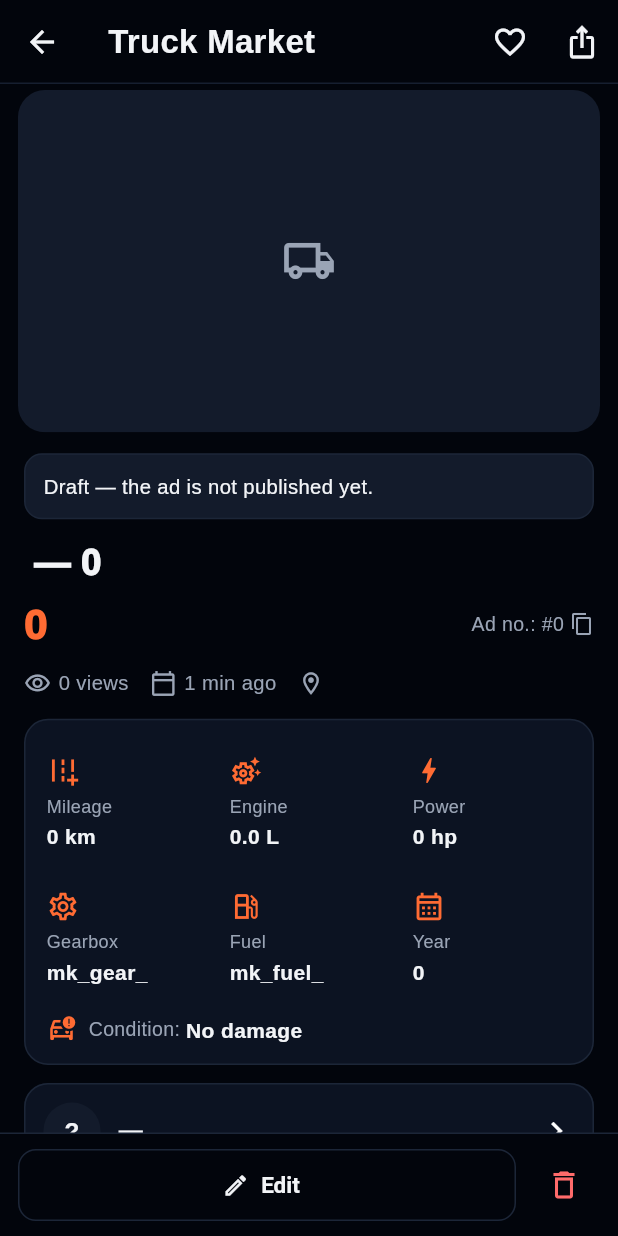
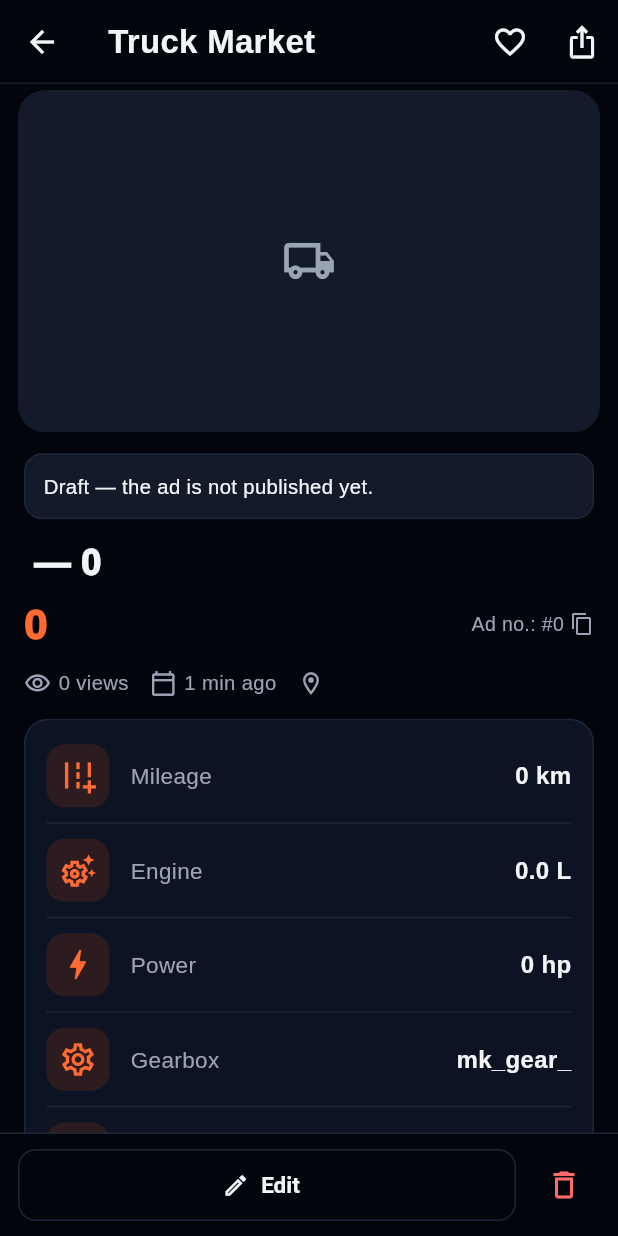
Before and after one commit to xalid9111/freightlink-test, a Flutter app: the MarketDetailScreen screen opened directly with empty values, on a phone screen of 412 x 824 dp. Run offline on Flutter 3.47's test engine with Material 3 defaults, Android fonts, the phone set to English and light mode, and no system bars; our stand-ins replace audioplayers, equatable, file_picker, flutter_dotenv, flutter_map, flutter_riverpod and 8 more; missing offline and left inert: dart:js_interop, record; accounts and stored records are empty; network calls fail; project files that could hold a hidden picture were left out.

Commit message:
TIR Bazarı ad page: specs one under the other with big icons
Every spec on its own line (icon in a tinted square, label, value on
the right), only what the seller gave; two lists side by side on a
computer.

Co-Authored-By: Claude Opus 5.5 <noreply@anthropic.com>
Claude-Session: https://claude.ai/code/session_01TwoedHDaZ4iZm6AS71Mrpj

```diff
--- a/lib/features/market/presentation/market_detail_screen.dart
+++ b/lib/features/market/presentation/market_detail_screen.dart
@@ -672,82 +672,73 @@ class _Specs extends StatelessWidget {
 
   @override
   Widget build(BuildContext context) {
-    final items = <(IconData, String, String)>[
-      (Icons.add_road, s.t('mk_mileage_short'), marketKm(l.mileageKm)),
-      (Icons.settings_suggest_outlined, s.t('mk_engine_short'), l.engineL == null ? '—' : '${l.engineL} L'),
-      (Icons.bolt, s.t('mk_power_short'), l.powerHp == null ? '—' : '${l.powerHp} ${s.t('mk_hp')}'),
-      (Icons.settings_outlined, s.t('mk_gearbox_short'), l.gearbox == null ? '—' : s.t('mk_gear_${l.gearbox}')),
-      (Icons.local_gas_station_outlined, s.t('mk_fuel_short'), l.fuel == null ? '—' : s.t('mk_fuel_${l.fuel}')),
-      (Icons.calendar_month_outlined, s.t('mk_year'), l.year?.toString() ?? '—'),
-    ];
+    String? v(String x) => x == '—' ? null : x;
+    // One under the other with big icons (owner, 25.10.2026); only what the
+    // seller gave. Status only when on order — in stock is the usual case.
+    final items = <(String, IconData, String, String?)>[
+      ('mileage', Icons.add_road, s.t('mk_mileage_short'), v(marketKm(l.mileageKm))),
+      ('engine', Icons.settings_suggest_outlined, s.t('mk_engine_short'), l.engineL == null ? null : '${l.engineL} L'),
+      ('power', Icons.bolt, s.t('mk_power_short'), l.powerHp == null ? null : '${l.powerHp} ${s.t('mk_hp')}'),
+      ('gearbox', Icons.settings_outlined, s.t('mk_gearbox_short'), l.gearbox == null ? null : s.t('mk_gear_${l.gearbox}')),
+      ('fuel', Icons.local_gas_station_outlined, s.t('mk_fuel_short'), l.fuel == null ? null : s.t('mk_fuel_${l.fuel}')),
+      ('year', Icons.calendar_month_outlined, s.t('mk_year'), l.year?.toString()),
+      // Body type only when the seller chose one (0064).
+      if (l.bodyType != null) ('body', Icons.local_shipping_outlined, s.t('mk_body_type'), s.t('mk_body_${l.bodyType}')),
+      // 0065.
+      if (l.onOrder) ('on-order', Icons.schedule_outlined, s.t('mk_availability'), s.t('mk_avail_on_order')),
+      if (l.axleFormula != null) ('axle', Icons.tire_repair_outlined, s.t('mk_axle_formula'), l.axleFormula),
+      if (l.equipment.isNotEmpty)
+        ('equipment', Icons.build_outlined, s.t('mk_equipment'), l.equipment.map((e) => s.t('mk_eq_$e')).join(', ')),
+      if (l.damaged != null)
+        ('damage', Icons.car_crash_outlined, s.t('mk_condition'), s.t(l.damaged! ? 'mk_damage_yes' : 'mk_damage_no')),
+    ].where((e) => e.$4 != null).toList();
+    if (items.isEmpty) return const SizedBox.shrink();
+    final rows = [for (final (key, icon, label, value) in items) _row(key, icon, label, value!)];
+    // A computer has room for two lists side by side.
+    final twoLists = columns > 3 && rows.length > 3;
+    Widget list(List<Widget> r) => Column(mainAxisSize: MainAxisSize.min, children: [
+          for (var i = 0; i < r.length; i++) ...[
+            if (i > 0) Divider(height: 1, color: AppColors.line),
+            r[i],
+          ],
+        ]);
+    final half = (rows.length + 1) ~/ 2;
     return Container(
-      padding: const EdgeInsets.symmetric(horizontal: 6, vertical: 10),
+      padding: const EdgeInsets.symmetric(horizontal: 14, vertical: 6),
       decoration: BoxDecoration(
           color: AppColors.card, borderRadius: BorderRadius.circular(16), border: Border.all(color: AppColors.line)),
-      child: Column(mainAxisSize: MainAxisSize.min, crossAxisAlignment: CrossAxisAlignment.start, children: [
-        GridView.count(
-        crossAxisCount: columns,
-        shrinkWrap: true,
-        physics: const NeverScrollableScrollPhysics(),
-        // Cells grow taller with the chosen text size (1.35 at normal).
-        childAspectRatio: 1.35 / MediaQuery.textScalerOf(context).scale(1),
-        children: [
-          for (final (icon, label, value) in items)
-            Padding(
-              padding: const EdgeInsets.symmetric(horizontal: 8, vertical: 4),
-              child: Column(crossAxisAlignment: CrossAxisAlignment.start, mainAxisAlignment: MainAxisAlignment.center, children: [
-                Icon(icon, color: AppColors.accent, size: 22),
-                const SizedBox(height: 4),
-                Text(label, maxLines: 1, overflow: TextOverflow.ellipsis, style: TextStyle(color: AppColors.textSoft, fontSize: 12)),
-                const SizedBox(height: 2),
-                // Long values (e.g. "1 250 000 km") shrink instead of being cut.
-                FittedBox(
-                  fit: BoxFit.scaleDown,
-                  alignment: Alignment.centerLeft,
-                  child: Text(value, maxLines: 1, style: const TextStyle(fontWeight: FontWeight.w800, fontSize: 14)),
-                ),
-              ]),
-            ),
-        ],
-      ),
-        // Body type only when the seller chose one (0064); the grid of six
-        // stays as it was.
-        if (l.bodyType != null)
-          Padding(
-            padding: const EdgeInsets.fromLTRB(8, 6, 8, 2),
-            child: Row(children: [
-              Icon(Icons.local_shipping_outlined, color: AppColors.accent, size: 20),
-              const SizedBox(width: 8),
-              Text('${s.t('mk_body_type')}: ', style: TextStyle(color: AppColors.textSoft, fontSize: 13)),
-              Flexible(
-                child: Text(s.t('mk_body_${l.bodyType}'),
-                    maxLines: 1, overflow: TextOverflow.ellipsis, style: const TextStyle(fontWeight: FontWeight.w800, fontSize: 14)),
-              ),
-            ]),
-          ),
-        // 0065, only what the seller gave; in stock is the usual case.
-        if (l.onOrder) _extra('mk-detail-on-order', Icons.schedule_outlined, s.t('mk_availability'), s.t('mk_avail_on_order')),
-        if (l.axleFormula != null)
-          _extra('mk-detail-axle', Icons.tire_repair_outlined, s.t('mk_axle_formula'), l.axleFormula!),
-        if (l.equipment.isNotEmpty)
-          _extra('mk-detail-equipment', Icons.build_outlined, s.t('mk_equipment'),
-              l.equipment.map((e) => s.t('mk_eq_$e')).join(', ')),
-        if (l.damaged != null)
-          _extra('mk-detail-damage', Icons.car_crash_outlined, s.t('mk_condition'),
-              s.t(l.damaged! ? 'mk_damage_yes' : 'mk_damage_no')),
-      ]),
+      child: twoLists
+          ? Row(crossAxisAlignment: CrossAxisAlignment.start, children: [
+              Expanded(child: list(rows.sublist(0, half))),
+              const SizedBox(width: 28),
+              Expanded(child: list(rows.sublist(half))),
+            ])
+          : list(rows),
     );
   }
 
-  /// One more line under the specs: "Label: value".
-  Widget _extra(String key, IconData icon, String label, String value) => Padding(
-        key: ValueKey(key),
-        padding: const EdgeInsets.fromLTRB(8, 6, 8, 2),
-        child: Row(crossAxisAlignment: CrossAxisAlignment.start, children: [
-          Icon(icon, color: AppColors.accent, size: 20),
-          const SizedBox(width: 8),
-          Text('$label: ', style: TextStyle(color: AppColors.textSoft, fontSize: 13)),
-          Flexible(child: Text(value, style: const TextStyle(fontWeight: FontWeight.w800, fontSize: 14))),
+  /// One line: icon in a tinted square, the label, the value on the right.
+  Widget _row(String key, IconData icon, String label, String value) => Padding(
+        key: ValueKey('mk-detail-$key'),
+        padding: const EdgeInsets.symmetric(vertical: 10),
+        child: Row(children: [
+          Container(
+            width: 42,
+            height: 42,
+            decoration: BoxDecoration(
+              color: AppColors.accentFill.withValues(alpha: AppColors.isDay ? 0.10 : 0.16),
+              borderRadius: BorderRadius.circular(12),
+            ),
+            child: Icon(icon, color: AppColors.accent, size: 26),
+          ),
+          const SizedBox(width: 14),
+          Text(label, style: TextStyle(color: AppColors.textSoft, fontSize: 15)),
+          const SizedBox(width: 12),
+          Expanded(
+            child: Text(value,
+                textAlign: TextAlign.right,
+                style: TextStyle(color: AppColors.text, fontWeight: FontWeight.w800, fontSize: 16)),
+          ),
         ]),
       );
 }
```
Also changed, not shown: 1 other file.
